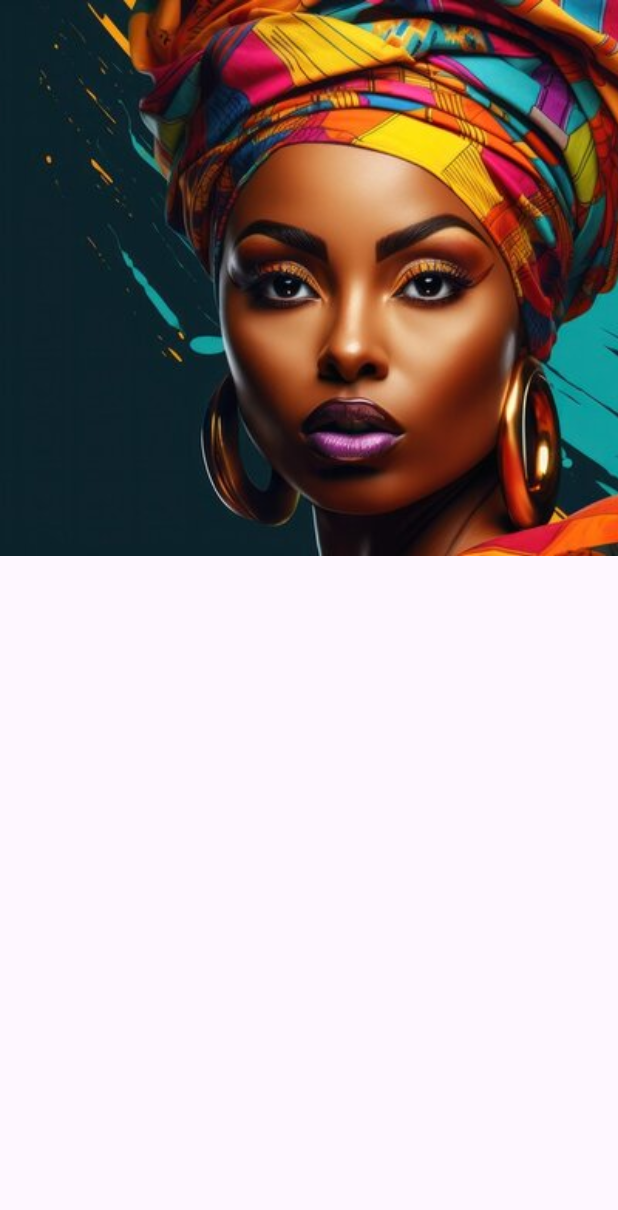
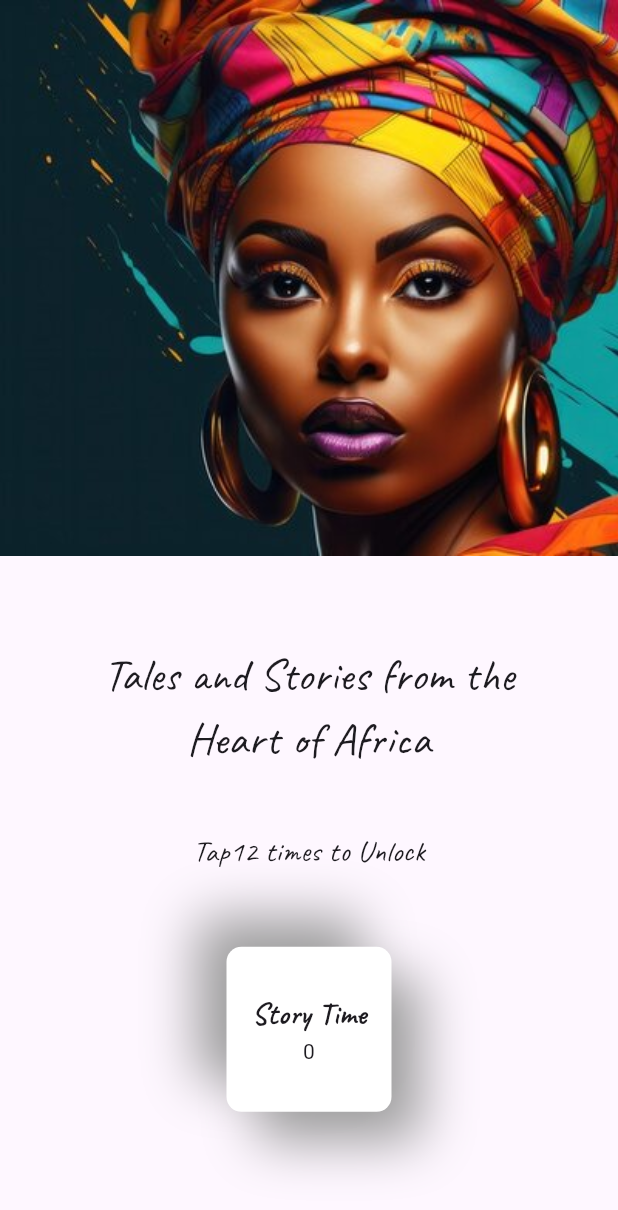
Before and after one commit to JENIPHER254/flutter-widgets, a Flutter app: the screen it shows after launch, on a phone screen of 412 x 824 dp. Shown: the top 1210 px of the screen. Run offline on Flutter 3.47's test engine with Material 3 defaults, Android fonts, the phone set to English and light mode, and no system bars.

Commit message:
feat: nimmation effect

```diff
--- a/learner/lib/pages/home/home.dart
+++ b/learner/lib/pages/home/home.dart
@@ -1,7 +1,18 @@
+import 'package:flutter/gestures.dart';
 import 'package:flutter/material.dart';
 
-class Home extends StatelessWidget {
+class Home extends StatefulWidget {
   const Home({super.key});
+
+  @override
+  State<Home> createState() => _HomeState();
+}
+
+class _HomeState extends State<Home> {
+  var target = 12;
+  var count = 0;
+  double turns = 0.0;
+  bool isClicked = false;
 
   @override
   Widget build(BuildContext context) {
@@ -17,7 +28,99 @@ class Home extends StatelessWidget {
             height: MediaQuery.of(context).size.height * 0.45,
             fit: BoxFit.cover,
           ),
-        )
+        ),
+        SizedBox(
+          height: 20,
+        ),
+        Center(
+          child: Padding(
+            padding: const EdgeInsets.all(38.0),
+            child: Text(
+              "Tales and Stories from the Heart of Africa",
+              textAlign: TextAlign.center,
+              style: TextStyle(
+                fontFamily: "Caveat",
+                fontSize: 30,
+              ),
+            ),
+          ),
+        ),
+        Center(
+          child: Text(
+            "Tap" + target.toString() + " times to Unlock",
+            textAlign: TextAlign.center,
+            style: TextStyle(
+              fontFamily: "Caveat",
+              fontSize: 20,
+            ),
+          ),
+        ),
+        SizedBox(
+          height: MediaQuery.of(context).size.height * 0.06,
+        ),
+        AnimatedRotation(
+          curve: Curves.easeOutExpo,
+          turns: turns,
+          duration: Duration(seconds: 2),
+          child: GestureDetector(
+            onTap: () {
+              if (isClicked) {
+                setState(() {
+                  turns -= 3 / 4;
+                  count++;
+                });
+              } else {
+                setState(() {
+                  turns += 2 / 4;
+                  count++;
+                });
+              }
+              isClicked = !isClicked;
+              if (count == target) {
+                Navigator.pushNamed(context, "/dash");
+              }
+            },
+            child: Container(
+              decoration: BoxDecoration(
+                color: Colors.white,
+                borderRadius: BorderRadius.circular(10),
+                boxShadow: [
+                  //bottom right shadow
+
+                  BoxShadow(
+                    blurRadius: 30,
+                    color: Colors.grey,
+                    offset: Offset(20, 20),
+                  ),
+                  //top right shadow
+                  BoxShadow(
+                    blurRadius: 30,
+                    color: Colors.grey,
+                    offset: Offset(-20, -20),
+                  ),
+                ],
+              ),
+              child: SizedBox(
+                height: 110,
+                width: 110,
+                child: Column(
+                  mainAxisAlignment: MainAxisAlignment.center,
+                  crossAxisAlignment: CrossAxisAlignment.center,
+                  children: [
+                    Text(
+                      "Story Time",
+                      style: TextStyle(
+                          fontSize: 20,
+                          fontWeight: FontWeight.bold,
+                          fontFamily: "Caveat"),
+                    ),
+                    Text(count.toString())
+                  ],
+                ),
+              ),
+            ),
+          ),
+        ),
       ],
     ));
   }
```
Also changed, not shown: learner/pubspec.yaml (+13 -12 lines), learner/assets/fonts/caveat/Caveat-Bold.ttf (added), learner/assets/fonts/caveat/Caveat-Medium.ttf (added), learner/assets/fonts/caveat/Caveat-Regular.ttf (added), learner/assets/fonts/caveat/Caveat-SemiBold.ttf (added), learner/assets/fonts/dancing_script/DancingScript-Bold.ttf (added), learner/assets/fonts/dancing_script/DancingScript-Medium.ttf (added), learner/assets/fonts/dancing_script/DancingScript-Regular.ttf (added), learner/assets/fonts/dancing_script/DancingScript-SemiBold.ttf (added), learner/assets/fonts/playwrite/PlaywriteIN-ExtraLight.ttf (added), learner/assets/fonts/playwrite/PlaywriteIN-Light.ttf (added), learner/assets/fonts/playwrite/PlaywriteIN-Regular.ttf (added), learner/assets/fonts/playwrite/PlaywriteIN-Thin.ttf (added), learner/assets/images/background/img2.jpg (added).
